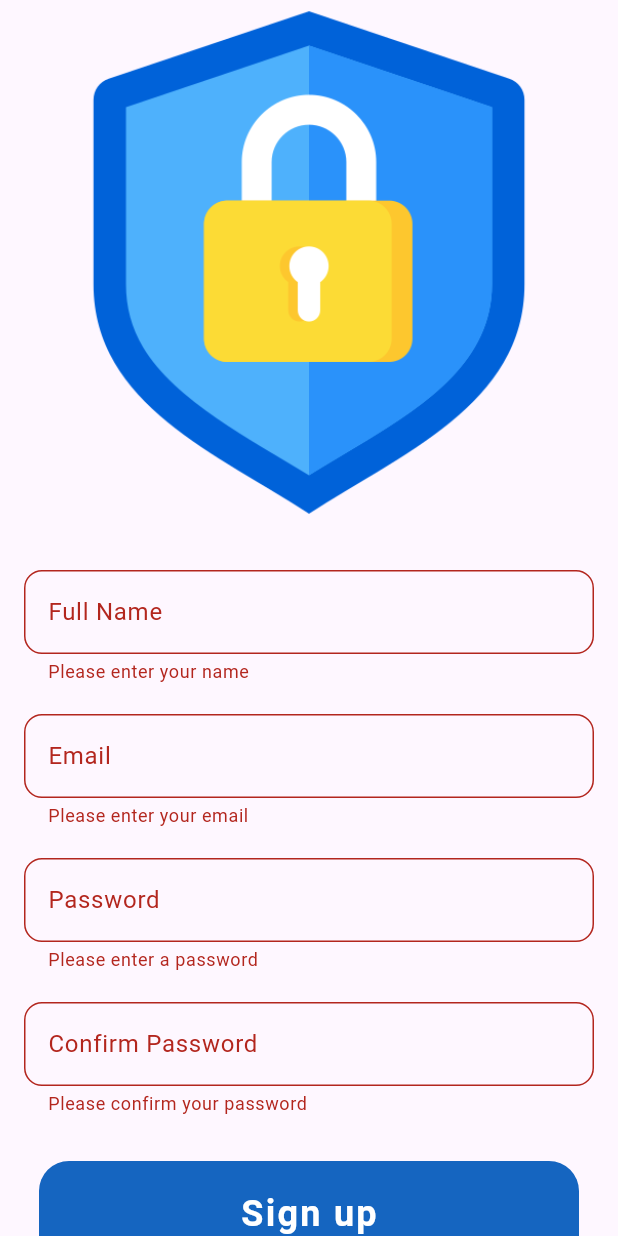
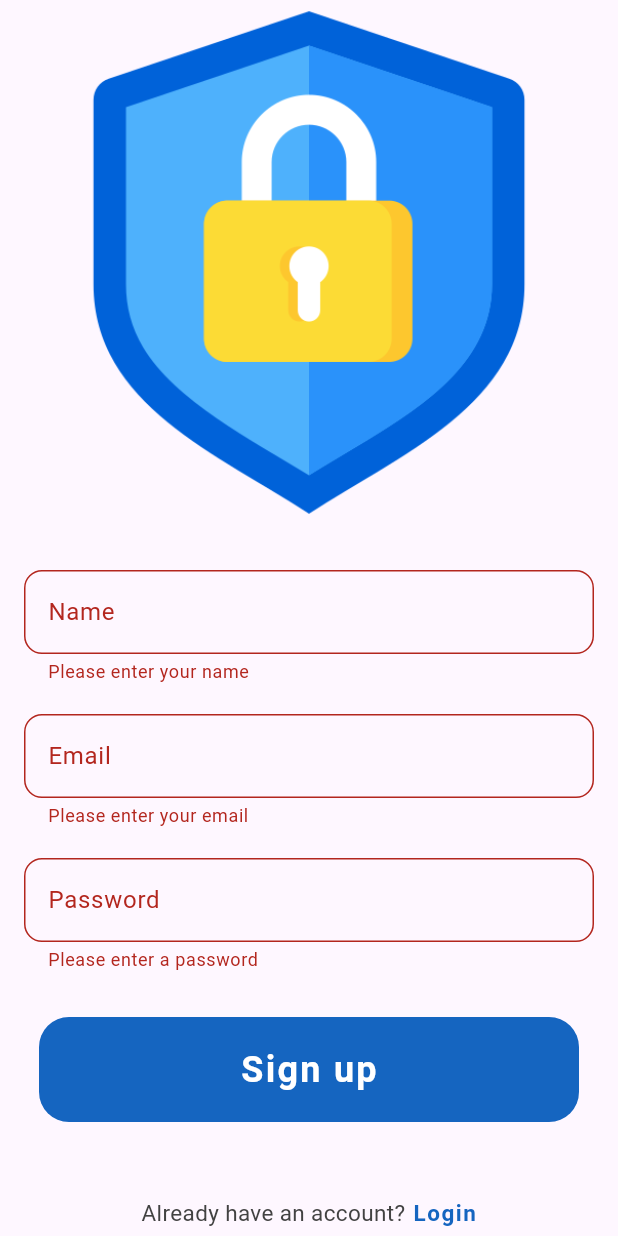
Before and after one commit to iamfarazbaloch/flutter_projects, a Flutter app: the SignUpPage screen opened directly, after a tap on "Sign up", on a phone screen of 412 x 824 dp. Run offline on Flutter 3.47's test engine with Material 3 defaults, Android fonts, the phone set to English and light mode, and no system bars; our stand-ins replace cloud_firestore, firebase_auth, firebase_core, flutter_slidable, gap, google_fonts and 3 more; missing offline and left inert: agora_rtc_engine; accounts and stored records are empty.

```diff
--- /dev/null
+++ b/ecommerce_app/lib/pages/home_page.dart
@@ -0,0 +1,17 @@
+import 'package:flutter/material.dart';
+
+class HomePage extends StatefulWidget {
+  const HomePage({super.key});
+
+  @override
+  State<HomePage> createState() => _HomePageState();
+}
+
+class _HomePageState extends State<HomePage> {
+  @override
+  Widget build(BuildContext context) {
+    return Scaffold(
+      appBar: AppBar(title: Text('Home Page')),
+    );
+  }
+}
--- a/ecommerce_app/lib/pages/login_page.dart
+++ b/ecommerce_app/lib/pages/login_page.dart
@@ -1,3 +1,4 @@
+import 'package:ecommerce_app/pages/home_page.dart';
 import 'package:ecommerce_app/pages/sign_up_page.dart';
 import 'package:ecommerce_app/services/auth_service.dart';
 import 'package:ecommerce_app/widgets/my_button.dart';
@@ -36,6 +37,8 @@ class _LoginPageState extends State<LoginPage> {
         password: passwordController.text.trim(),
       );
 
+      if (!mounted) return;
+
       if (result != null) {
         ScaffoldMessenger.of(
           context,
@@ -47,7 +50,11 @@ class _LoginPageState extends State<LoginPage> {
         const SnackBar(content: Text('Login successful')),
       );
 
-      // Navigate to your home screen here
+      // Navigate to home page here (replace with your actual home page)
+      Navigator.pushReplacement(
+        context,
+        MaterialPageRoute(builder: (_) => const HomePage()),
+      );
     }
   }
 
--- a/ecommerce_app/lib/pages/sign_up_page.dart
+++ b/ecommerce_app/lib/pages/sign_up_page.dart
@@ -17,20 +17,16 @@ class _SignUpPageState extends State<SignUpPage> {
       TextEditingController();
   final TextEditingController passwordController =
       TextEditingController();
-  final TextEditingController confirmPasswordController =
+  final TextEditingController nameController =
       TextEditingController();
-  final TextEditingController nameController =
-      TextEditingController(); // Add name field
   final GlobalKey<FormState> _formKey =
       GlobalKey<FormState>();
-  final AuthService _authService =
-      AuthService(); // Firebase Auth service
+  final AuthService _authService = AuthService();
 
   @override
   void dispose() {
     emailController.dispose();
     passwordController.dispose();
-    confirmPasswordController.dispose();
     nameController.dispose();
     super.dispose();
   }
@@ -38,21 +34,13 @@ class _SignUpPageState extends State<SignUpPage> {
   Future<void> _signUp() async {
     FocusScope.of(context).unfocus();
     if (_formKey.currentState!.validate()) {
-      if (passwordController.text !=
-          confirmPasswordController.text) {
-        ScaffoldMessenger.of(context).showSnackBar(
-          const SnackBar(
-            content: Text("Passwords do not match"),
-          ),
-        );
-        return;
-      }
+      String? result = await _authService.signup(
+        name: nameController.text.trim(),
+        email: emailController.text.trim(),
+        password: passwordController.text.trim(),
+      );
 
-      String? result = await _authService.signup(
-        name: nameController.text,
-        email: emailController.text,
-        password: passwordController.text,
-      );
+      if (!mounted) return;
 
       if (result != null) {
         ScaffoldMessenger.of(
@@ -100,50 +88,35 @@ class _SignUpPageState extends State<SignUpPage> {
                   const Gap(30),
                   MyTextField(
                     controller: nameController,
-                    hintText: 'Full Name',
+                    hintText: 'Name',
                     obscureText: false,
-                    validator: (value) {
-                      if (value == null || value.isEmpty) {
-                        return 'Please enter your name';
-                      }
-                      return null;
-                    },
+                    validator:
+                        (value) =>
+                            value == null || value.isEmpty
+                                ? 'Please enter your name'
+                                : null,
                   ),
                   const Gap(20),
                   MyTextField(
                     controller: emailController,
                     hintText: 'Email',
                     obscureText: false,
-                    validator: (value) {
-                      if (value == null || value.isEmpty) {
-                        return 'Please enter your email';
-                      }
-                      return null;
-                    },
+                    validator:
+                        (value) =>
+                            value == null || value.isEmpty
+                                ? 'Please enter your email'
+                                : null,
                   ),
                   const Gap(20),
                   MyTextField(
                     controller: passwordController,
                     hintText: 'Password',
                     obscureText: true,
-                    validator: (value) {
-                      if (value == null || value.isEmpty) {
-                        return 'Please enter a password';
-                      }
-                      return null;
-                    },
-                  ),
-                  const Gap(20),
-                  MyTextField(
-                    controller: confirmPasswordController,
-                    hintText: 'Confirm Password',
-                    obscureText: true,
-                    validator: (value) {
-                      if (value == null || value.isEmpty) {
-                        return 'Please confirm your password';
-                      }
-                      return null;
-                    },
+                    validator:
+                        (value) =>
+                            value == null || value.isEmpty
+                                ? 'Please enter a password'
+                                : null,
                   ),
                   const Gap(30),
                   MyButton(
```
Also changed, not shown: 1 other file.
